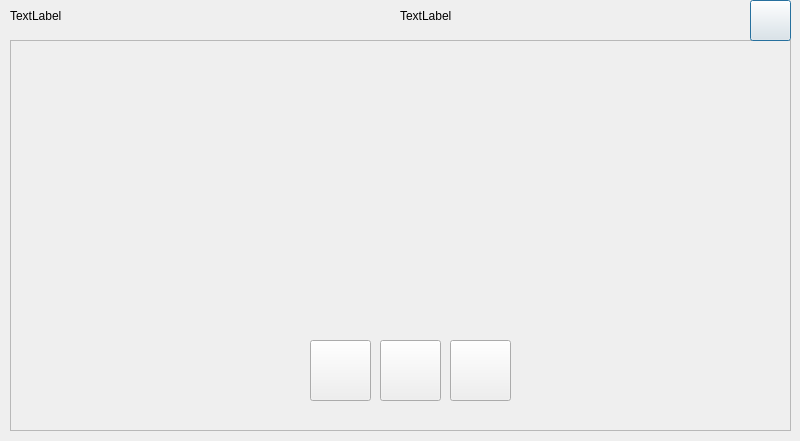
Old version of the form preview.ui in the repository burlrice/ResMark-OPCUA-python-demo.
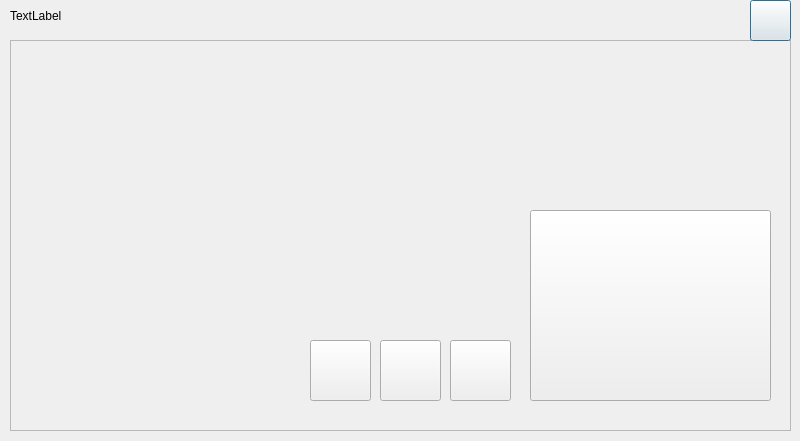
New version of the form. Icons and pictures are not drawn.

Commit message: warnings/errors

The edit to the form file:
```diff
--- a/preview.ui
+++ b/preview.ui
@@ -13,12 +13,27 @@
   <property name="windowTitle">
    <string>Dialog</string>
   </property>
+  <property name="styleSheet">
+   <string notr="true">QLabel#count {
+    font-size: 12px;
+}
+
+QLabel#lineSpeed {
+    font-size: 12px;
+}
+
+QToolBiutton#errors {
+    font-size: 12px;
+	font-weight: bold;
+	text-align: left;
+}</string>
+  </property>
   <widget class="QLabel" name="ipAddress">
    <property name="geometry">
     <rect>
      <x>10</x>
      <y>0</y>
-     <width>371</width>
+     <width>211</width>
      <height>31</height>
     </rect>
    </property>
@@ -99,14 +114,14 @@
   <widget class="QLabel" name="message">
    <property name="geometry">
     <rect>
-     <x>400</x>
+     <x>230</x>
      <y>0</y>
-     <width>341</width>
+     <width>311</width>
      <height>31</height>
     </rect>
    </property>
    <property name="text">
-    <string>TextLabel</string>
+    <string/>
    </property>
   </widget>
   <widget class="QPushButton" name="start">
@@ -178,6 +193,54 @@
     </size>
    </property>
   </widget>
+  <widget class="QLabel" name="count">
+   <property name="geometry">
+    <rect>
+     <x>600</x>
+     <y>0</y>
+     <width>141</width>
+     <height>21</height>
+    </rect>
+   </property>
+   <property name="text">
+    <string/>
+   </property>
+  </widget>
+  <widget class="QLabel" name="lineSpeed">
+   <property name="geometry">
+    <rect>
+     <x>600</x>
+     <y>20</y>
+     <width>141</width>
+     <height>21</height>
+    </rect>
+   </property>
+   <property name="text">
+    <string/>
+   </property>
+  </widget>
+  <widget class="QToolButton" name="errors">
+   <property name="geometry">
+    <rect>
+     <x>530</x>
+     <y>210</y>
+     <width>241</width>
+     <height>191</height>
+    </rect>
+   </property>
+   <property name="text">
+    <string/>
+   </property>
+   <property name="iconSize">
+    <size>
+     <width>48</width>
+     <height>48</height>
+    </size>
+   </property>
+   <property name="toolButtonStyle">
+    <enum>Qt::ToolButtonTextBesideIcon</enum>
+   </property>
+  </widget>
  </widget>
  <resources/>
  <connections/>
```
The commit also changes 5 other files.
